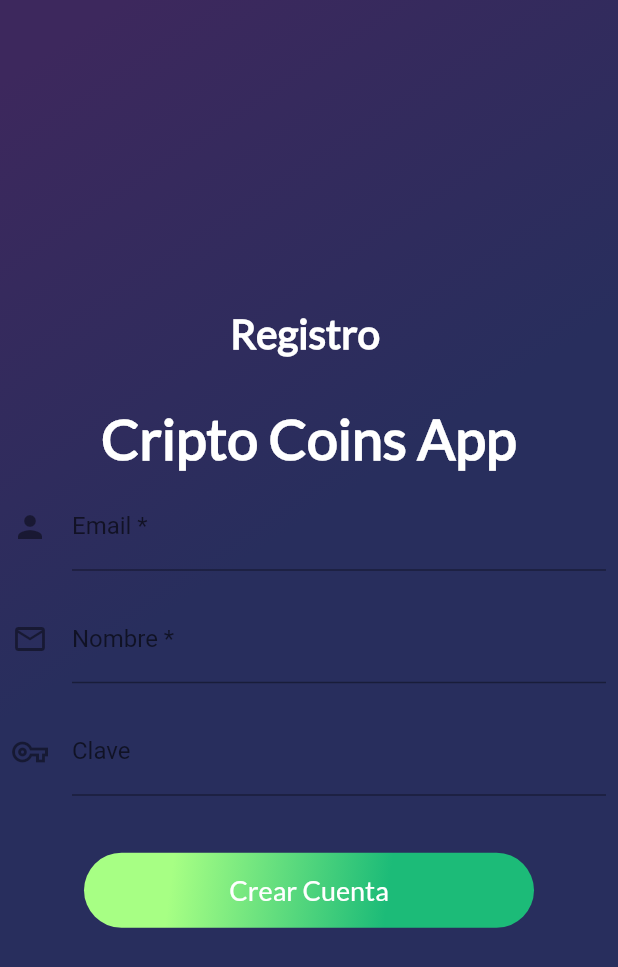
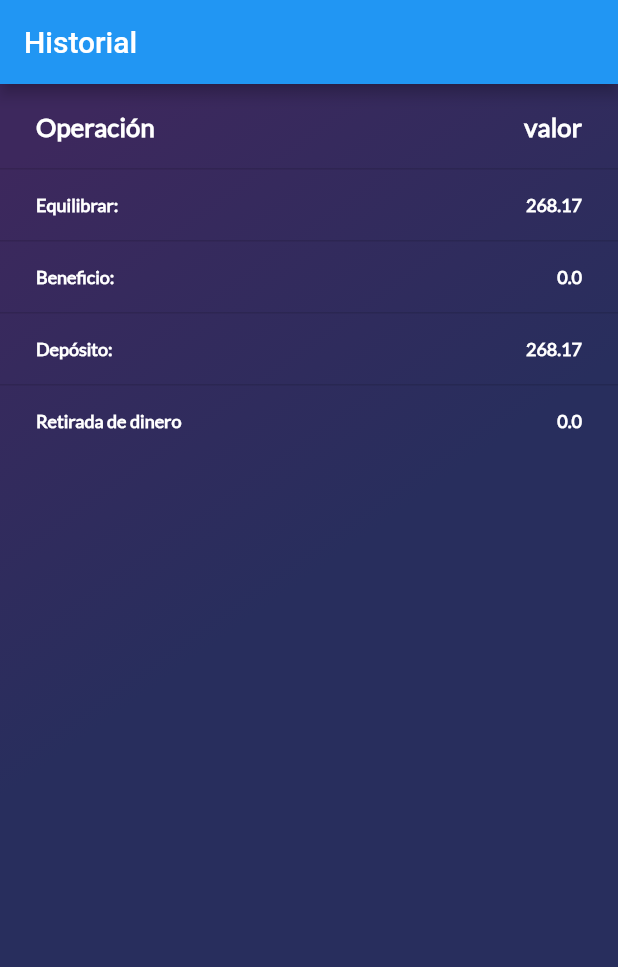
Before and after one commit to daniel374/CriptoCoinApp, a Flutter app: the screen it shows after launch, on a phone screen of 412 x 824 dp. Shown: the top 967 px of the screen. Run offline on Flutter 3.47's test engine with Material 2 defaults, Android fonts, the light colour scheme and no system bars; missing offline and left inert: generic_bloc_provider.

Commit message:
Se carga Screens de registro, operaciones y historial de operaciones

```diff
--- a/flutter_cripto_coins/lib/User/ui/screens/register_screen.dart
+++ b/flutter_cripto_coins/lib/User/ui/screens/register_screen.dart
@@ -23,7 +23,7 @@ class _RegisterScreen extends State<RegisterScreen> {
     return registerUI();
   }
 
-   registerUI() {
+  Widget registerUI() {
      return Scaffold(
        body: Stack(
          alignment: Alignment.center,
--- /dev/null
+++ b/flutter_cripto_coins/lib/history_operations.dart
@@ -0,0 +1,101 @@
+import 'package:flutter/material.dart';
+import 'package:flutter_cripto_coins/widgets/gradient_back.dart';
+
+class OperationItem {
+  final String name;
+  final double valor;
+
+  OperationItem(this.name, this.valor);
+}
+//Definimos los valores de la lista
+final List<OperationItem> _operationList = <OperationItem>[
+  OperationItem("Equilibrar:", 268.17),
+  OperationItem("Beneficio:", 0.00),
+  OperationItem("Depósito:", 268.17),
+  OperationItem("Retirada de dinero", 0.00),
+];
+
+class HistoryOperations extends StatefulWidget {
+
+
+  @override
+  State createState() {
+    return _HistoryOperations();
+  }
+}
+
+class _HistoryOperations extends State<HistoryOperations> {
+
+
+  @override
+  Widget build(BuildContext context) {
+    return historyOperations();
+  }
+
+  Widget historyOperations(){
+    return Scaffold(
+      appBar: AppBar(
+        title: Text('Historial'),
+      ),
+      body: Stack(
+        children: [
+          GradientBack("", null),
+          DataTable(
+          columns: <DataColumn>[
+            DataColumn(
+                label: Text('Operación',
+                  style: TextStyle(
+                      fontSize: 17.0,
+                      fontFamily: "Lato",
+                      color: Colors.white,
+                      fontWeight: FontWeight.bold
+                  ),
+                ),
+                tooltip:"Operación"
+            ),
+            DataColumn(
+              label: const Text('valor',
+                style: TextStyle(
+                    fontSize: 17.0,
+                    fontFamily: "Lato",
+                    color: Colors.white,
+                    fontWeight: FontWeight.bold
+                ),),
+              tooltip: 'valor',
+              numeric: true,
+            ),
+          ],
+          rows: _operationList.map<DataRow>((OperationItem operationItem) {
+            return DataRow(
+                key: Key(operationItem.name),
+                //onSelectChanged: (bool selected) {},
+                cells: <DataCell>[
+                  DataCell(
+                    Text(operationItem.name,
+                      style: TextStyle(
+                          fontSize: 12.0,
+                          fontFamily: "Lato",
+                          color: Colors.white,
+                          fontWeight: FontWeight.bold
+                      ),),
+                  ),
+                  DataCell(
+                    Text('${operationItem.valor}',
+                      style: TextStyle(
+                          fontSize: 12.0,
+                          fontFamily: "Lato",
+                          color: Colors.white,
+                          fontWeight: FontWeight.bold
+                      ),),
+                  )
+                ]
+            );
+          }).toList(),
+        ),
+      ],
+      ),
+    );
+
+
+  }
+}
--- a/flutter_cripto_coins/lib/main.dart
+++ b/flutter_cripto_coins/lib/main.dart
@@ -3,6 +3,8 @@ import 'package:flutter_cripto_coins/User/ui/screens/register_screen.dart';
 import 'package:generic_bloc_provider/generic_bloc_provider.dart';
 import 'package:flutter_cripto_coins/User/bloc/bloc_user.dart';
 import 'package:flutter_cripto_coins/User/ui/screens/sign_in_screen.dart';
+import 'history_operations.dart';
+import 'menu_operations.dart';
 
 void main() {
   runApp(MyApp());
@@ -16,7 +18,9 @@ class MyApp extends StatelessWidget {
         child: MaterialApp(
           title: 'Cripto Coins',
           //home: SignInScreen(),
-          home: RegisterScreen(),
+          //home: RegisterScreen(),
+          //home: MenuOperations(),
+            home: HistoryOperations(),
         ),
         bloc: UserBloc());
   }
--- /dev/null
+++ b/flutter_cripto_coins/lib/menu_operations.dart
@@ -0,0 +1,48 @@
+import 'package:flutter/material.dart';
+import 'package:flutter_cripto_coins/widgets/gradient_back.dart';
+
+class MenuOperations extends StatefulWidget {
+
+  @override
+  State createState() {
+    return _MenuOperations();
+  }
+
+}
+
+class _MenuOperations extends State<MenuOperations>{
+
+
+  @override
+  Widget build(BuildContext context) {
+    return menuOperations();
+  }
+
+  Widget menuOperations(){
+    return Scaffold(
+        appBar: AppBar(
+          title: Text('Operaciones'),
+        ),
+        body: Stack(
+        //alignment: Alignment.center,
+        children: [
+        GradientBack("", null),
+        Padding(
+          padding: const EdgeInsets.all(8.0),
+          child: new DropdownButton<String>(
+            items: <String>['Equilibrar', 'Equidad', 'Margen libre', 'Nivel de margen(%)', 'Margen'].map((String value) {
+              return new DropdownMenuItem<String>(
+                value: value,
+                child: new Text(value),
+              );
+            }).toList(),
+            onChanged: (_) {},
+          ),
+        )
+        ],
+        ),
+    );
+
+  }
+
+}
```
